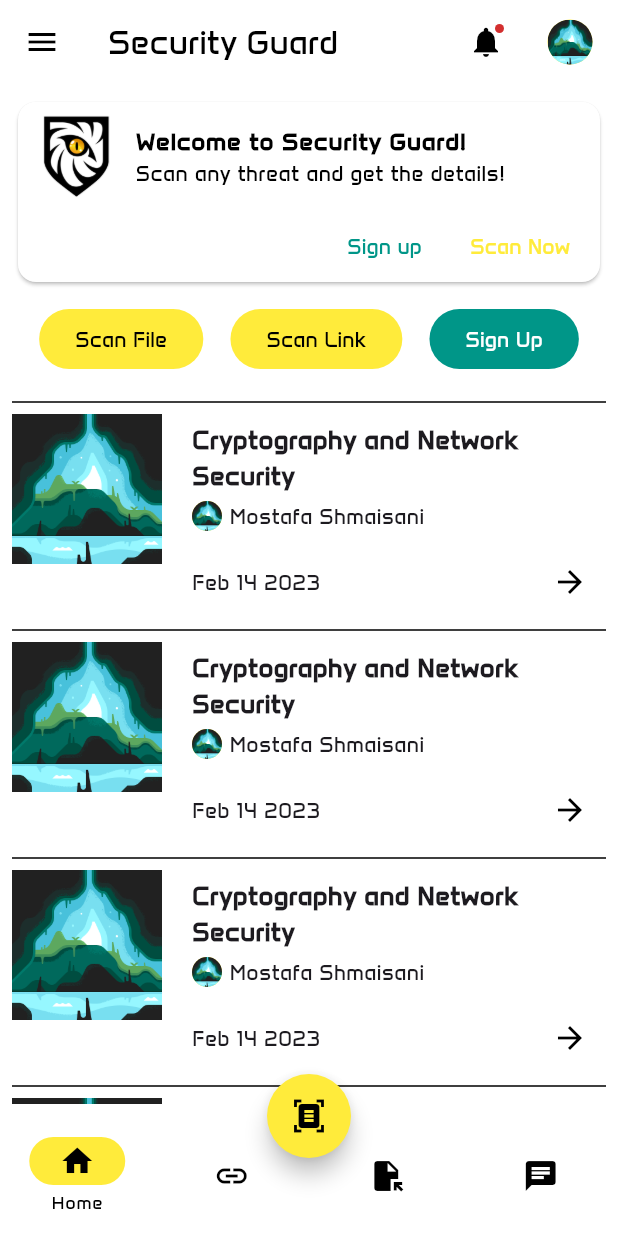
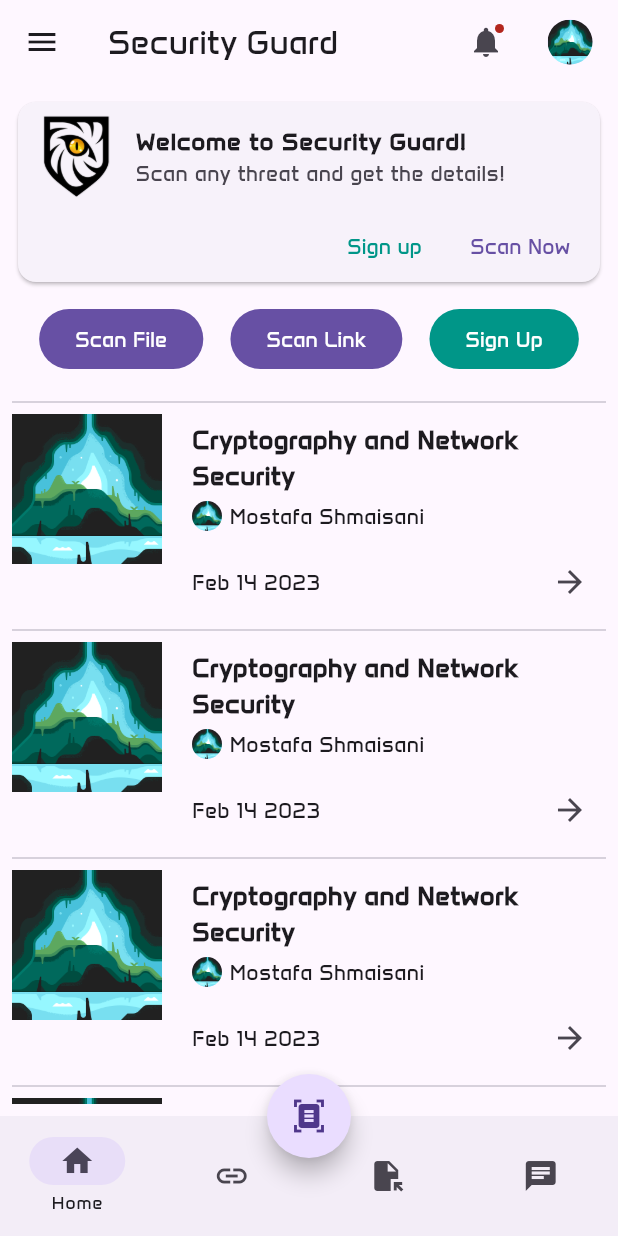
Before and after one commit to shmaisanimostafa/Security-Guard-Mobile, a Flutter app: the screen it shows after launch, on a phone screen of 412 x 824 dp. Run offline on Flutter 3.47's test engine with Material 3 defaults, Android fonts, the phone set to English and light mode, and no system bars.

Commit message:
Change the Floating Action Button on Chat Screen

```diff
--- a/security_guard/lib/main.dart
+++ b/security_guard/lib/main.dart
@@ -51,7 +51,7 @@
       ),
       theme: ThemeData(
         textTheme: Theme.of(context).textTheme.apply(fontFamily: 'Anta'),
-        colorScheme: ColorScheme.fromSwatch(primarySwatch: Colors.yellow),
+        // colorScheme: ColorScheme.fromSwatch(primarySwatch: Colors.yellow),
       ),
       home: Scaffold(
         appBar: AppBar(
@@ -142,7 +142,9 @@
         //
         floatingActionButtonLocation: FloatingActionButtonLocation.centerDocked,
 
-        floatingActionButton: FloatingActionButton(
+        floatingActionButton: currentPageIndex == 3
+            ? null
+            : FloatingActionButton(
                 shape: const CircleBorder(),
                 child: const Icon(Icons.document_scanner),
                 onPressed: () {
```
Also changed, not shown: security_guard/lib/Screens/navigation_screens/chat.dart (+7 -0 lines), 1 other file. Lines whose indentation alone changed are shown as unchanged.
